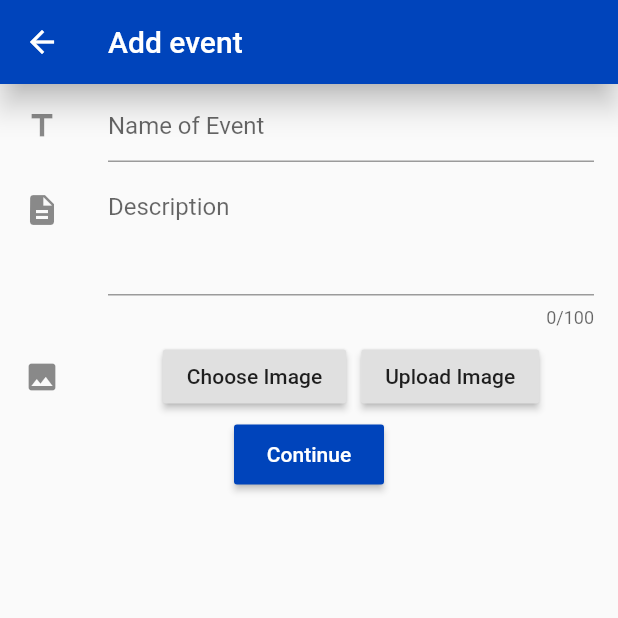
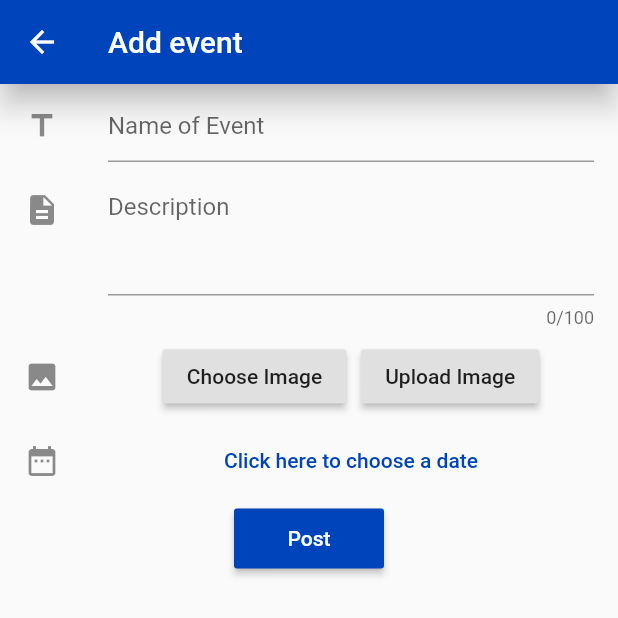
Before and after one commit to szbergeron/dormhub, a Flutter app: the AddEvent screen opened directly, after a tap on "Choose Image", on a phone screen of 412 x 824 dp, the top half of it. Run offline on Flutter 3.47's test engine with Material 2 defaults, Android fonts, the phone set to English and light mode, and no system bars; our stand-ins replace cloud_firestore, firebase_storage, flare_flutter, flutter_datetime_picker, flutter_swiper, image_picker and 2 more; missing offline and left inert: dart:ffi, flutter_sparkline; accounts and stored records are empty; network calls fail.

Commit message:
Nick: AddEvent Almost Done
Added date, and image uploading functionality working with Cloud Firestore

```diff
--- a/app/lib/model/social.dart
+++ b/app/lib/model/social.dart
@@ -10,4 +10,10 @@ class Social {
 
   Social(
       {this.title, this.description,this.date});
+
+      Map<String,dynamic> toMap(){
+       var map = new Map();
+        map = {"title": title, "description": description, "date":date};
+        return map;
+      }
 }
--- a/app/lib/views/admin/admin_addevent.dart
+++ b/app/lib/views/admin/admin_addevent.dart
@@ -1,5 +1,13 @@
+import 'package:dormshub/model/social.dart';
 import 'package:flutter/material.dart';
+import 'dart:io';
+import 'dart:convert';
+import 'package:image_picker/image_picker.dart';
+import 'package:cloud_firestore/cloud_firestore.dart';
+import 'package:flutter_datetime_picker/flutter_datetime_picker.dart';
+import 'package:jiffy/jiffy.dart';
 
+import 'package:firebase_storage/firebase_storage.dart';
 class AddEvent extends StatefulWidget {
 
 
@@ -9,8 +17,63 @@ class AddEvent extends StatefulWidget {
 
 class _AddEventState extends State<AddEvent> {
 
+  File file;
+  final databaseReference = Firestore.instance;
+
+
   final name = TextEditingController();
   final desc = TextEditingController();
+  String _chooseDate = "Click here to choose a date";
+  String imgURL = "";
+  bool _unlockedB = false;
+
+
+
+  void createRecord() async {
+  await databaseReference.collection("halls")
+      .document("Hubbard Hall")
+      .collection("socials")
+      .add({"name":name.text,"description":desc.text,"date": _chooseDate,"img":imgURL});
+}
+
+Future<String> _pickSaveImage() async {
+  File imageFile = await ImagePicker.pickImage(source: ImageSource.gallery);
+  StorageReference ref =
+    FirebaseStorage.instance.ref().child("Hubbard Hall").child("social1.jpg");
+  StorageUploadTask uploadTask = ref.putFile(imageFile);
+  final StorageTaskSnapshot downloadUrl =
+  (await uploadTask.onComplete);
+  final String url = (await downloadUrl.ref.getDownloadURL());
+  print(url);
+  imgURL = url;
+  setState(() {
+     _unlockedB = true;
+  });
+
+
+
+
+  return url;
+}
+String readableDate()
+{
+  if(_chooseDate != "Click here to choose a date")
+  {
+
+    return  Jiffy({
+  "year": int.parse(_chooseDate.substring(0,4)),
+  "month":int.parse( _chooseDate.substring(5,7)),
+  "day": int.parse(_chooseDate.substring(8,10)),
+  "hour": int.parse(_chooseDate.substring(11,13)),
+  "minutes":int.parse(_chooseDate.substring(14,16)),
+}).yMMMMEEEEdjm.toString();
+  }else
+  {
+    return _chooseDate;
+  }
+
+}
+
   @override
   Widget build(BuildContext context) {
     return Scaffold(
@@ -50,12 +113,12 @@ class _AddEventState extends State<AddEvent> {
           ),
         ),
       ),
-      ListTile(
+      if (_unlockedB != true) ListTile(
         leading: const Icon(Icons.image),
         title:   Row(
             mainAxisAlignment: MainAxisAlignment.center,
             children: <Widget>[RaisedButton(
-                onPressed: (){},
+                onPressed: _pickSaveImage,
                 child: Text('Choose Image'),
               ),
               SizedBox(width: 10.0),
@@ -63,15 +126,52 @@ class _AddEventState extends State<AddEvent> {
                 onPressed: (){},
                 child: Text('Upload Image'),
               ),
+            ])) else  ListTile(
+        leading: const Icon(Icons.image),
+        title:   Row(
+            mainAxisAlignment: MainAxisAlignment.center,
+            children: <Widget>[Text("Image Uploaded"),Padding(padding:EdgeInsets.all(10)), GestureDetector(onTap: () { imgURL = ""; setState(() {
+     _unlockedB = false;
+  });} , child: Icon(Icons.delete,color: Colors.red,))
             ])),
+
+    ListTile(
+        leading: const Icon(Icons.date_range),
+        title:  FlatButton(
+    onPressed: () {
+        DatePicker.showDateTimePicker(context,
+                              showTitleActions: true,
+                              minTime: DateTime(2019, 11, 13,1,1,1), onChanged: (date) {
+                            setState(() {
+                              _chooseDate = date.toString();
+                            });
+                          }, onConfirm: (date) {
+                            setState(() {
+                              _chooseDate = date.toString().substring(0,16);
+                            });
+                            print('confirm $date');
+
+                          }, currentTime: DateTime.now(), locale: LocaleType.en);
+    },
+
+    child: Text(
+
+        readableDate(),
+
+
+        style: TextStyle(color: Color(0xff0044bb)),
+    )),
+      ),
        MaterialButton(
-                  onPressed: () => print(name.text),
+      onPressed: () { createRecord();},
       minWidth: 100,
       height: 40,
       color: Color(0xff0044bb),
       textColor: Colors.white,
-                  child: Text("Continue"),
+      child: Text("Post"),
     ),
+
+
 
     ],
   ),
--- a/app/lib/views/home.dart
+++ b/app/lib/views/home.dart
@@ -17,6 +17,7 @@ class HomePage extends StatefulWidget {
 class _HomePageState extends State<HomePage> {
   String  hall;
  _HomePageState(this.hall);
+
 
  Widget getPage(){
    if(_myIndex == 0)
@@ -39,7 +40,6 @@ class _HomePageState extends State<HomePage> {
     HomeScreen(),
     Socials(),
     GiraGira(),
-
     Profile(),
   ];
 
--- a/app/pubspec.yaml
+++ b/app/pubspec.yaml
@@ -14,7 +14,7 @@ description: A new Flutter project.
 version: 1.0.0+1
 
 environment:
-  sdk: ">=2.1.0 <3.0.0"
+  sdk: ">=2.2.2 <3.0.0"
 
 dependencies:
   flutter:
@@ -34,6 +34,10 @@ dependencies:
   card_selector: ^0.1.0
   carousel_slider: ^1.3.1
   flare_flutter: ^1.5.0
+  image_picker:
+  flutter_datetime_picker: ^1.2.8
+  jiffy: ^2.1.1
+  firebase_storage: ^3.0.8
 
 dev_dependencies:
   flutter_test:
```
Also changed, not shown: app/pubspec.lock, 27 other files. Lines whose indentation alone changed are shown as unchanged.
